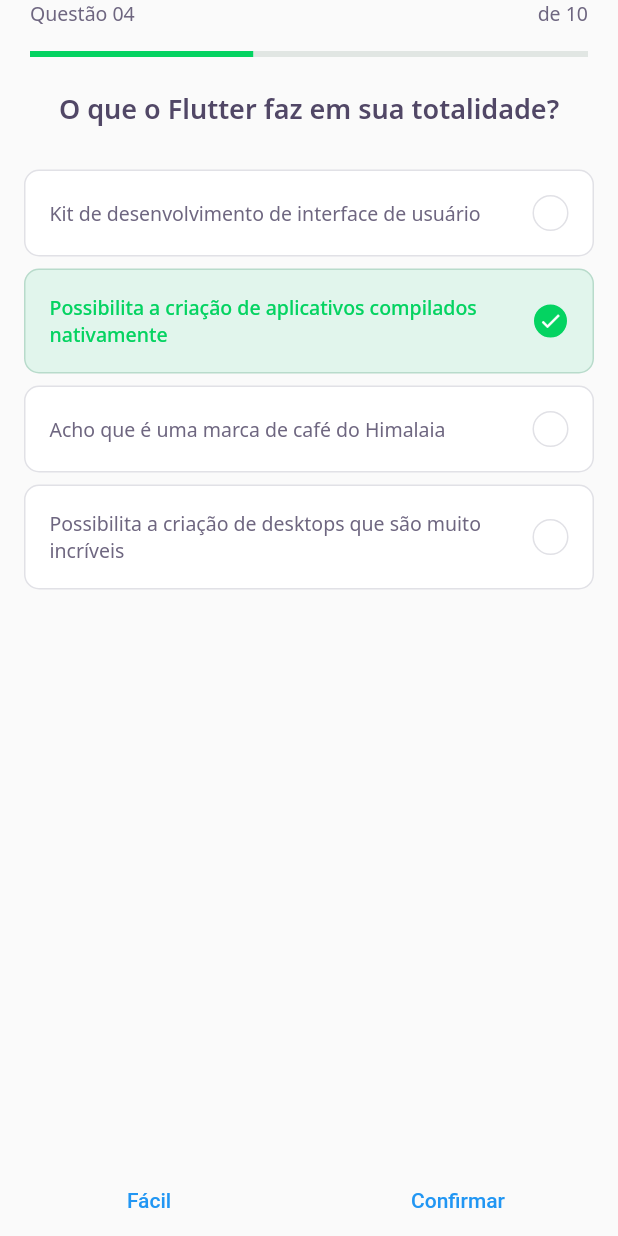
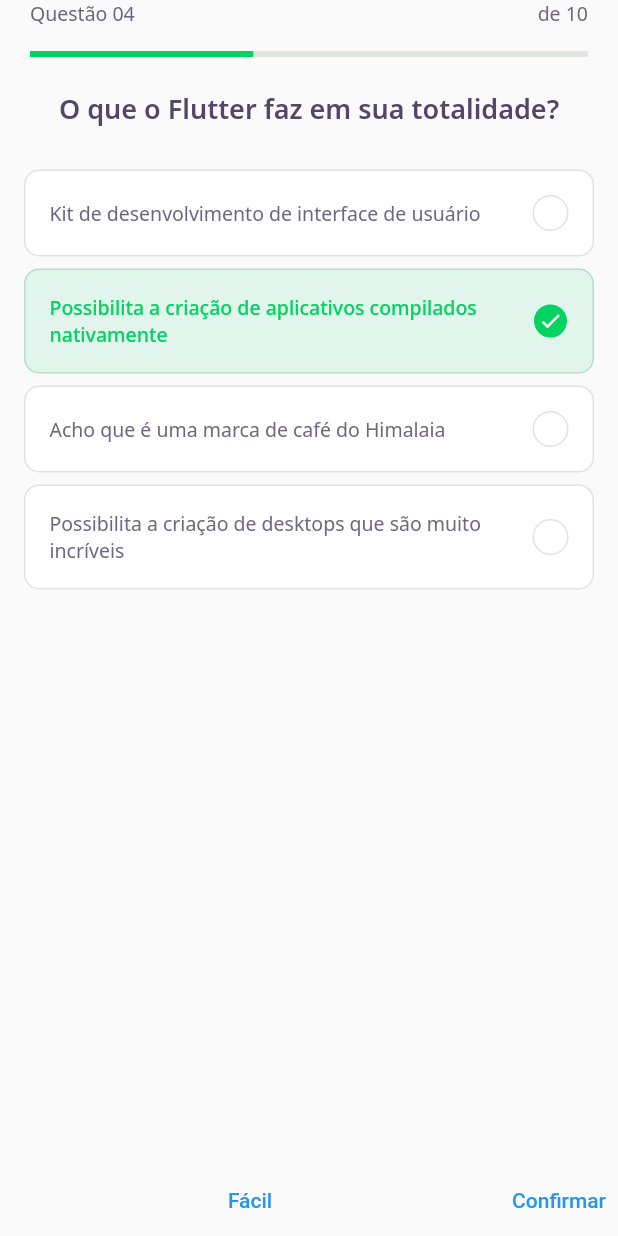
Before and after one commit to alex-cerlini/DevQuiz, a Flutter app: the screen it shows after launch, on a phone screen of 412 x 824 dp. Run offline on Flutter 3.47's test engine with Material 2 defaults, Android fonts, the phone set to English and light mode, and no system bars; our stand-ins replace google_fonts; accounts and stored records are empty.

Commit message:
Expanded for one NextButtonWidget

```diff
--- a/lib/challenge/challenge_page.dart
+++ b/lib/challenge/challenge_page.dart
@@ -29,7 +29,7 @@ class _ChallengePageState extends State<ChallengePage> {
         child: Row(
           mainAxisAlignment: MainAxisAlignment.spaceAround,
           children: [
-            NextButtonWidget(label: "Fácil"),
+            Expanded(child: NextButtonWidget(label: "Fácil")),
             NextButtonWidget(label: "Confirmar"),
           ],
         ),
```
